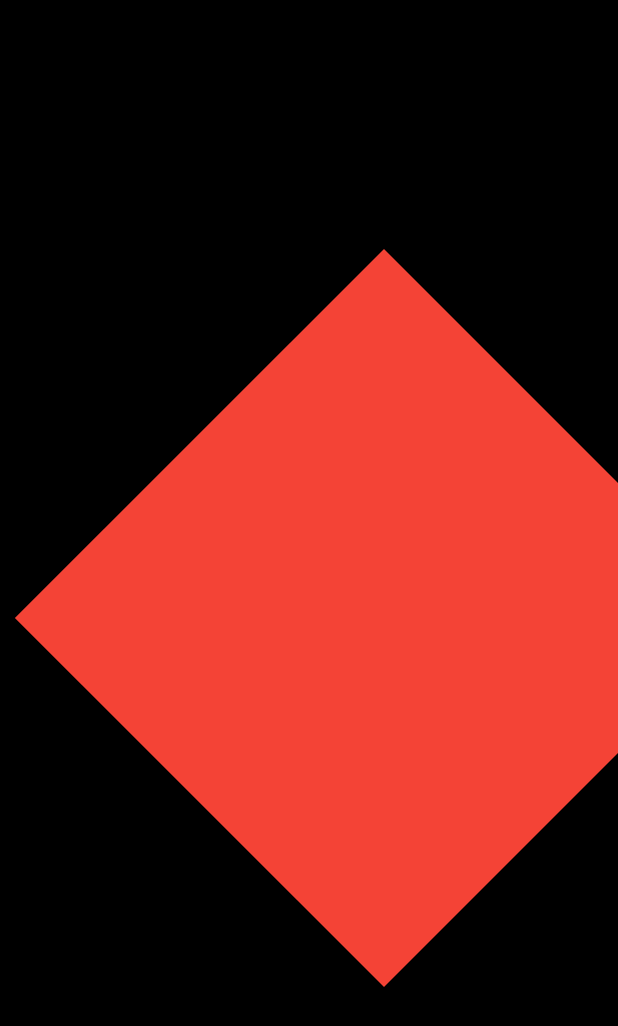
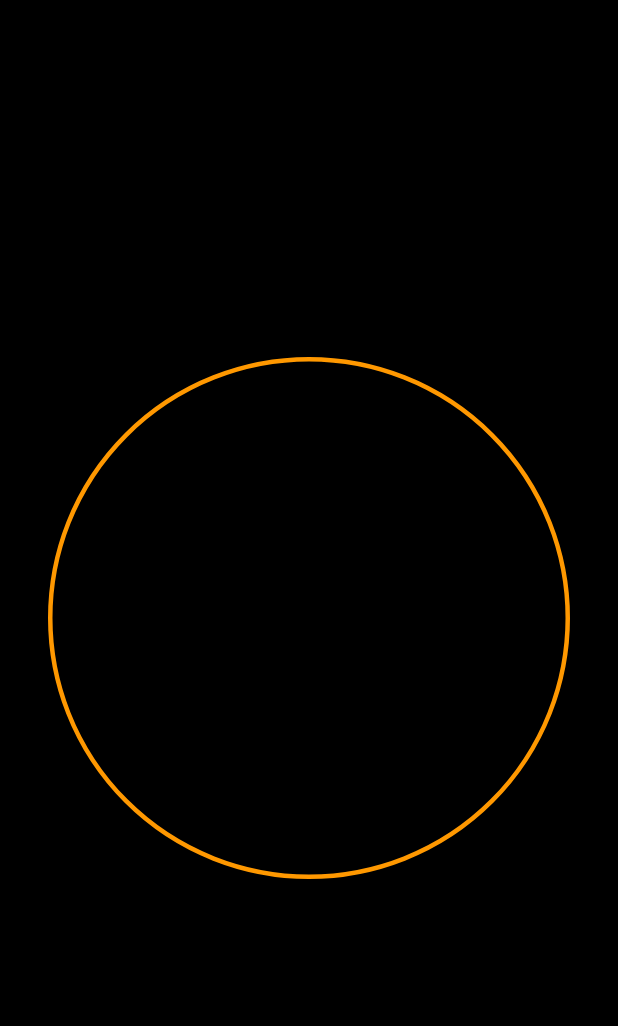
Before and after one commit to BD911-Coder/stop_watch_ui_with_flutter, a Flutter app: the screen it shows after launch, on a phone screen of 412 x 824 dp. Shown: the top 1026 px of the screen. Run offline on Flutter 3.47's test engine with Material 2 defaults, Android fonts, the phone set to English and light mode, and no system bars; our stand-ins replace get.

Commit message:
Circular widget added

```diff
--- a/lib/screens/stopwatch.dart
+++ b/lib/screens/stopwatch.dart
@@ -35,8 +35,14 @@ class _StopwatchState extends State<Stopwatch>
 
   @override
   Widget build(BuildContext context) {
-    return StopwatchRenderer(
-      elapsedTime: _elapsedTime,
+    return LayoutBuilder(
+      builder: (context, constraints) {
+        final radius = constraints.maxWidth / 2;
+        return StopwatchRenderer(
+          elapsedTime: _elapsedTime,
+          radius: radius,
+        );
+      },
     );
   }
 }
--- a/lib/screens/stopwatch_renderer.dart
+++ b/lib/screens/stopwatch_renderer.dart
@@ -5,26 +5,26 @@ import 'package:stop_watch/screens/elapsed_time_text.dart';
 import 'package:stop_watch/utils/app_layout.dart';
 
 class StopwatchRenderer extends StatelessWidget {
-  const StopwatchRenderer({Key? key, required this.elapsedTime})
+  const StopwatchRenderer(
+      {Key? key, required this.elapsedTime, required this.radius})
       : super(key: key);
 
   final Duration elapsedTime;
+  final double radius;
 
   @override
   Widget build(BuildContext context) {
     return Stack(
       children: [
-        Transform(
-          transform: Matrix4.identity()
-            ..translate(50.0, 0.0, 0.0)
-            ..rotateZ(pi / 4),
-          // transform:
-          //     Matrix4.translationValues(50, 0, 0) * Matrix4.rotationZ(pi / 4),
-          alignment: Alignment.center,
-          child: Container(
-            color: Colors.red,
+        Container(
+          decoration: BoxDecoration(
+            border: Border.all(
+              width: 3,
+              color: Colors.orange,
+            ),
+            borderRadius: BorderRadius.circular(radius),
           ),
-        ),
+        )
         // ElapsedTimeText(
         //   elapsed: elapsedTime,
         // ),
```
